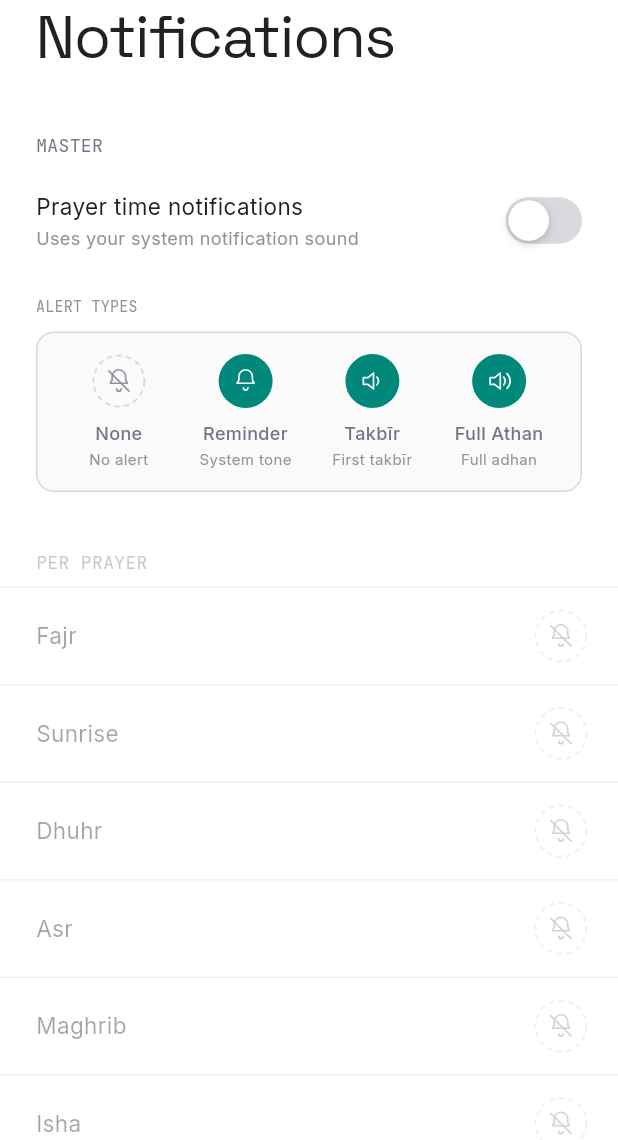
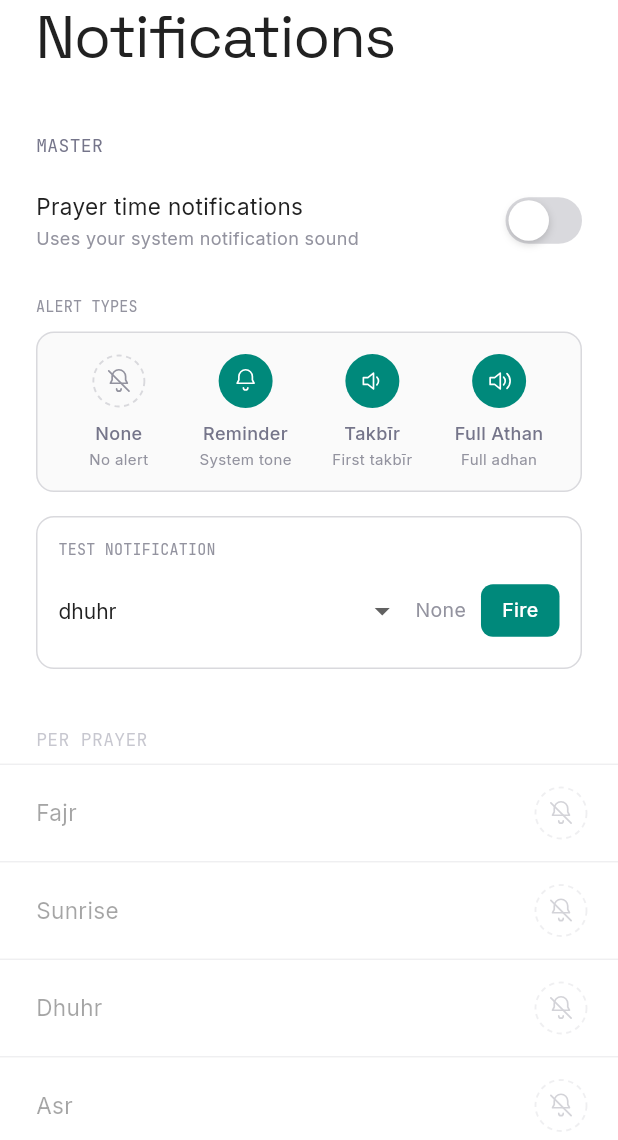
Before and after one commit to Intizamia/awqat, a Flutter app: the NotificationsSettingsScreen screen opened by its route, on a phone screen of 412 x 824 dp, the part 96-1236 px from its top. Run offline on Flutter 3.47's test engine with Material 3 defaults, Android fonts, the phone set to English and light mode, and no system bars; our stand-ins replace equatable, flutter_bloc, flutter_local_notifications, geocoding, geolocator, go_router and 4 more; missing offline and left inert: adhan_dart, flutter_compass_v2, flutter_qiblah, lat_lng_to_timezone; accounts and stored records are empty.

Commit message:
fix notification permission sync and release audio
- Sync permission state on app launch/resume; auto-disable notifications
  if system permission was revoked
- Set default per-prayer types (fajr→takbīr, sunrise→none, rest→reminder)
  when enabling notifications; set all to none when disabling
- Prayer screen discs request system permission when notifications are off
  and user selects a non-none type
- Mark notifications checklist row done when permission is enabled
- Add test notification button to notifications settings screen
- Bump Android channel IDs to v2 to force recreation with correct sounds
- Add res/raw/keep.xml to prevent resource shrinker from stripping MP3s
  in release builds (string-based lookup not visible to static analysis)

Co-Authored-By: Claude Sonnet 4.6 <noreply@anthropic.com>

```diff
--- a/lib/app/router.dart
+++ b/lib/app/router.dart
@@ -77,7 +77,9 @@ GoRouter createRouter({
             routes: [
               GoRoute(
                 path: '/prayer',
-                builder: (context, state) => const PrayerTimesScreen(),
+                builder: (context, state) => PrayerTimesScreen(
+                  notificationService: notificationService,
+                ),
               ),
             ],
           ),
--- a/lib/features/notifications/data/prayer_notification_service.dart
+++ b/lib/features/notifications/data/prayer_notification_service.dart
@@ -12,11 +12,12 @@ import '../../settings/domain/app_settings.dart';
 import '../../../l10n/app_localizations.dart';
 
 // Android channel IDs — each has a fixed sound; never reuse with a different sound.
-const _chSilent = 'prayer_silent';
-const _chReminder = 'prayer_reminder';
-const _chFirst = 'prayer_athan_takbir';
-const _chFull = 'prayer_athan_full';
-const _chFajr = 'prayer_athan_fajr';
+// Bump suffix (_v2, _v3 …) whenever sound or importance changes to force channel recreation.
+const _chSilent = 'prayer_silent_v2';
+const _chReminder = 'prayer_reminder_v2';
+const _chFirst = 'prayer_athan_takbir_v2';
+const _chFull = 'prayer_athan_full_v2';
+const _chFajr = 'prayer_athan_fajr_v2';
 
 class PrayerNotificationService {
   PrayerNotificationService({
@@ -108,6 +109,22 @@ class PrayerNotificationService {
     );
   }
 
+  Future<bool> hasPermission() async {
+    if (skipPlatformCalls) return true;
+    await initialize();
+
+    final android = _plugin
+        .resolvePlatformSpecificImplementation<
+          AndroidFlutterLocalNotificationsPlugin
+        >();
+    if (android != null) {
+      return await android.areNotificationsEnabled() ?? true;
+    }
+
+    // iOS: no revocation check available without extra plugin; assume granted.
+    return true;
+  }
+
   Future<bool> requestPermissions() async {
     if (skipPlatformCalls) return true;
     var granted = true;
@@ -185,6 +202,24 @@ class PrayerNotificationService {
     }
   }
 
+  Future<void> testNotification(PrayerName prayer, PrayerNotifType type) async {
+    if (type == PrayerNotifType.none) return;
+    await initialize();
+    if (skipPlatformCalls) return;
+    try {
+      final details = _buildDetails(type, prayer);
+      await _plugin.show(
+        id: 9999,
+        title: 'Test: ${type.name}',
+        body: prayer.name,
+        notificationDetails: details,
+      );
+    } catch (e, st) {
+      debugPrint('PrayerNotificationService: testNotification failed: $e\n$st');
+      rethrow;
+    }
+  }
+
   NotificationDetails _buildDetails(PrayerNotifType type, PrayerName prayer) {
     return NotificationDetails(
       android: _androidDetails(type, prayer),
--- a/lib/features/prayer/presentation/widgets/setup_checklist_body.dart
+++ b/lib/features/prayer/presentation/widgets/setup_checklist_body.dart
@@ -101,8 +101,10 @@ class SetupChecklistBody extends StatelessWidget {
           ),
           _SetupRow(
             label: 'Notifications',
-            value: 'Optional — configure alert types',
-            isDone: false,
+            value: settings.notifications.enabled
+                ? 'Enabled'
+                : 'Optional — configure alert types',
+            isDone: settings.notifications.enabled,
             isOptional: true,
             isFirst: false,
             rule: rule,
--- a/lib/features/settings/domain/notification_settings.dart
+++ b/lib/features/settings/domain/notification_settings.dart
@@ -61,6 +61,30 @@ class NotificationSettings extends Equatable {
     return copyWith(prayerNotifType: {...prayerNotifType, name: type});
   }
 
+  NotificationSettings withAllNone() => copyWith(
+    enabled: false,
+    prayerNotifType: const {
+      PrayerName.fajr: PrayerNotifType.none,
+      PrayerName.sunrise: PrayerNotifType.none,
+      PrayerName.dhuhr: PrayerNotifType.none,
+      PrayerName.asr: PrayerNotifType.none,
+      PrayerName.maghrib: PrayerNotifType.none,
+      PrayerName.isha: PrayerNotifType.none,
+    },
+  );
+
+  NotificationSettings withDefaults() => copyWith(
+    enabled: true,
+    prayerNotifType: const {
+      PrayerName.fajr: PrayerNotifType.takbir,
+      PrayerName.sunrise: PrayerNotifType.none,
+      PrayerName.dhuhr: PrayerNotifType.reminder,
+      PrayerName.asr: PrayerNotifType.reminder,
+      PrayerName.maghrib: PrayerNotifType.reminder,
+      PrayerName.isha: PrayerNotifType.reminder,
+    },
+  );
+
   Map<String, dynamic> toJson() => {
     'enabled': enabled,
     'prayerEnabled': {
--- a/lib/features/settings/presentation/screens/notifications_settings_screen.dart
+++ b/lib/features/settings/presentation/screens/notifications_settings_screen.dart
@@ -8,6 +8,7 @@ import '../../../prayer/domain/prayer_name.dart';
 import '../../../prayer/domain/prayer_notif_type.dart';
 import '../../../prayer/presentation/prayer_name_l10n.dart';
 import '../../../prayer/presentation/widgets/prayer_notif_disc.dart';
+import '../../domain/notification_settings.dart';
 import '../settings_cubit.dart';
 import '../settings_state.dart';
 import '../../../../l10n/app_localizations.dart';
@@ -61,6 +62,7 @@ class NotificationsSettingsScreen extends StatelessWidget {
               },
             ),
             _NotifTypesInfograhic(),
+            _TestNotifButton(notificationService: notificationService, notifs: notifs),
             Opacity(
               opacity: notifs.enabled ? 1.0 : 0.4,
               child: IgnorePointer(
@@ -225,3 +227,117 @@ class _NotifTypesInfograhic extends StatelessWidget {
     );
   }
 }
+
+class _TestNotifButton extends StatefulWidget {
+  const _TestNotifButton({
+    required this.notificationService,
+    required this.notifs,
+  });
+
+  final PrayerNotificationService notificationService;
+  final NotificationSettings notifs;
+
+  @override
+  State<_TestNotifButton> createState() => _TestNotifButtonState();
+}
+
+class _TestNotifButtonState extends State<_TestNotifButton> {
+  PrayerName _prayer = PrayerName.dhuhr;
+  bool _firing = false;
+
+  @override
+  Widget build(BuildContext context) {
+    final brightness = Theme.of(context).brightness;
+    final ink = CohereColors.inkColor(brightness);
+    final inkMute = CohereColors.inkMute(brightness);
+    final rule = CohereColors.surfRule(brightness);
+    final accent = CohereColors.accentColor(brightness);
+    final notifType = widget.notifs.notifTypeFor(_prayer);
+
+    return Padding(
+      padding: const EdgeInsets.fromLTRB(24, 0, 24, 16),
+      child: Container(
+        padding: const EdgeInsets.all(14),
+        decoration: BoxDecoration(
+          border: Border.all(color: rule),
+          borderRadius: BorderRadius.circular(12),
+        ),
+        child: Column(
+          crossAxisAlignment: CrossAxisAlignment.start,
+          children: [
+            Text(
+              'TEST NOTIFICATION',
+              style: cohereMonoLabel(
+                context,
+                fontSize: 10,
+                letterSpacing: 0.16,
+                color: inkMute,
+              ),
+            ),
+            const SizedBox(height: 10),
+            Row(
+              children: [
+                Expanded(
+                  child: DropdownButtonHideUnderline(
+                    child: DropdownButton<PrayerName>(
+                      value: _prayer,
+                      style: TextStyle(fontSize: 14, color: ink, fontFamily: 'Inter'),
+                      dropdownColor: CohereColors.surfElevColor(brightness),
+                      borderRadius: BorderRadius.circular(10),
+                      items: PrayerName.values
+                          .map((n) => DropdownMenuItem(
+                                value: n,
+                                child: Text(n.name),
+                              ))
+                          .toList(),
+                      onChanged: (v) {
+                        if (v != null) setState(() => _prayer = v);
+                      },
+                    ),
+                  ),
+                ),
+                const SizedBox(width: 10),
+                Text(
+                  notifType.label,
+                  style: TextStyle(fontSize: 13, color: inkMute),
+                ),
+                const SizedBox(width: 10),
+                GestureDetector(
+                  onTap: _firing
+                      ? null
+                      : () async {
+                          setState(() => _firing = true);
+                          try {
+                            await widget.notificationService
+                                .testNotification(_prayer, notifType);
+                          } catch (_) {
+                            // error already logged in service
+                          } finally {
+                            if (mounted) setState(() => _firing = false);
+                          }
+                        },
+                  child: Container(
+                    padding: const EdgeInsets.symmetric(horizontal: 14, vertical: 8),
+                    decoration: BoxDecoration(
+                      color: _firing ? rule : accent,
+                      borderRadius: BorderRadius.circular(8),
+                    ),
+                    child: Text(
+                      _firing ? '…' : 'Fire',
+                      style: TextStyle(
+                        fontSize: 13,
+                        fontWeight: FontWeight.w500,
+                        color: _firing ? inkMute : Colors.white,
+                        fontFamily: 'Inter',
+                      ),
+                    ),
+                  ),
+                ),
+              ],
+            ),
+          ],
+        ),
+      ),
+    );
+  }
+}
```
Also changed, not shown: lib/features/notifications/presentation/notification_reschedule_listener.dart (+16 -2 lines), lib/features/prayer/presentation/prayer_times_screen.dart (+15 -2 lines), lib/features/prayer/presentation/widgets/prayer_notif_disc.dart (+16 -3 lines), lib/features/settings/presentation/settings_cubit.dart (+4 -5 lines), 1 other file.
